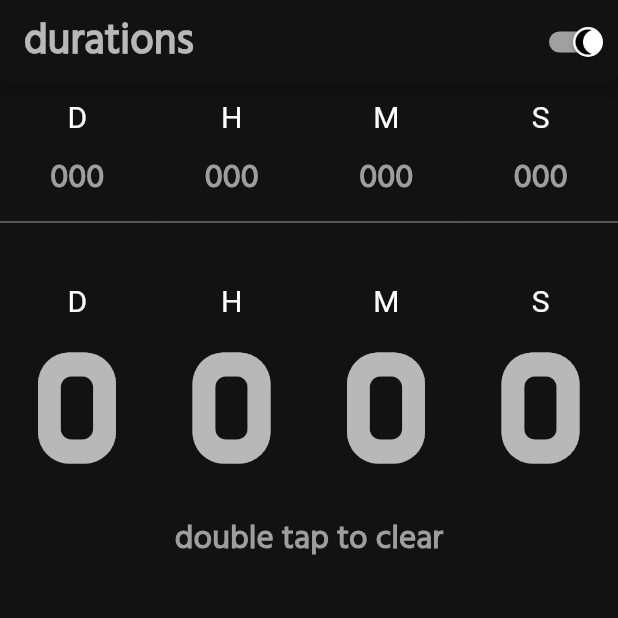
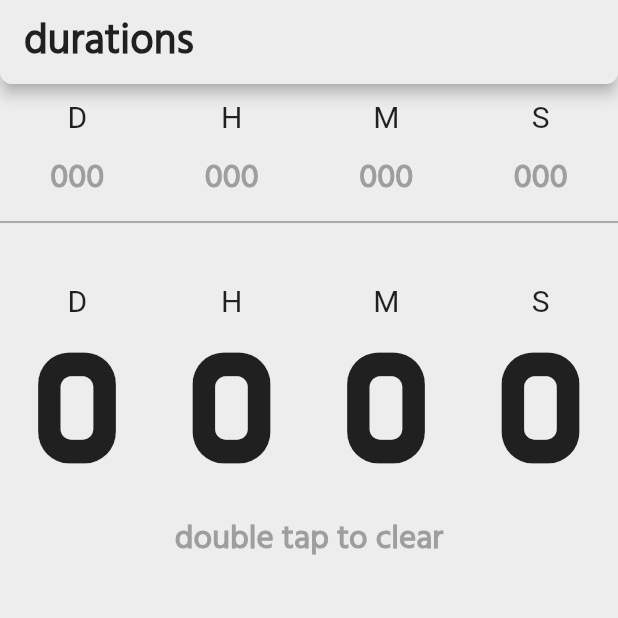
Before and after one commit to ntflix/durations, a Flutter app: the screen it shows after launch, on a phone screen of 412 x 824 dp, the top half of it. Run offline on Flutter 3.47's test engine with Material 2 defaults, Android fonts, the phone set to English and light mode, and no system bars.

Commit message:
Docs, removed unnecessary packages

```diff
--- a/lib/main.dart
+++ b/lib/main.dart
@@ -1,43 +1,54 @@
 import 'package:flutter/material.dart';
 import 'package:durations/pages/duration.dart';
-import 'package:dynamic_theme/dynamic_theme.dart';
-import 'package:shared_preferences/shared_preferences.dart';
 
 void main() => runApp(MyApp());
 
 class MyApp extends StatelessWidget {
   // This widget is the root of your application.
   Future<void> initPrefs() async {
-    SharedPreferences prefs = await SharedPreferences.getInstance();
-    if (prefs.getBool("darkMode") == null) {
-      prefs.setBool("darkMode", true);
-    }
+    // try {
+    //   SharedPreferences prefs = await SharedPreferences.getInstance();
+    //   if (prefs.getBool("darkMode") == null) {
+    //     prefs.setBool("darkMode", true);
+    //   }
+    // } catch (_) {
+    //   print("Shared preferences not supported on this platform.");
+    // }
   }
 
   @override
   Widget build(BuildContext context) {
-    initPrefs();
-    return new DynamicTheme(
-      defaultBrightness: Brightness.dark,
-      data: (brightness) => new ThemeData(  // bit messy
-        brightness: brightness == Brightness.dark ? Brightness.dark : Brightness.light,
-        accentColor: brightness == Brightness.dark ? Colors.white : Colors.black,
-        primarySwatch:  brightness == Brightness.dark ? Colors.red : Colors.pink,
-        primaryColor:  brightness == Brightness.dark ? Color.fromARGB(255, 18, 18, 18) : Color.fromARGB(255, 237, 237, 237),
+    // initPrefs();
+    final brightness = Theme.of(context).brightness;
+
+    return new MaterialApp(
+      debugShowCheckedModeBanner: false,
+      title: 'Durations',
+      darkTheme: ThemeData(
+        // bit messy
+        brightness: Brightness.dark,
+        accentColor: Colors.white,
+        primarySwatch: Colors.red,
+        primaryColor: Color.fromARGB(255, 18, 18, 18),
         primaryTextTheme: TextTheme(
-          headline: TextStyle(fontSize: 48.0, fontFamily: 'Dohyeon', fontWeight: FontWeight.bold, color:  brightness == Brightness.dark ? Colors.white70 : Colors.black87),
-          title: TextStyle(fontSize: 28.0, fontWeight: FontWeight.bold, fontFamily: 'Hind', color:  brightness == Brightness.dark ? Colors.white70 : Colors.black87),
-          body1: TextStyle(fontSize: 14.0, fontFamily: 'Dohyeon', color:  brightness == Brightness.dark ? Colors.white70 : Colors.black87),
-        )
+          headline: TextStyle(fontSize: 48.0, fontFamily: 'Dohyeon', fontWeight: FontWeight.bold, color: Colors.white70),
+          title: TextStyle(fontSize: 28.0, fontWeight: FontWeight.bold, fontFamily: 'Hind', color: Colors.white70),
+          body1: TextStyle(fontSize: 14.0, fontFamily: 'Dohyeon', color: Colors.white70),
+        ),
       ),
-      themedWidgetBuilder: (context, theme) {
-        return new MaterialApp(
-          debugShowCheckedModeBanner: false,
-          title: 'Durations',
-          theme: theme,
-          home: DurationPage(),
-        );
-      },
+      theme: ThemeData(
+        // bit messy
+        brightness: Brightness.light,
+        accentColor: Colors.black,
+        primarySwatch: Colors.pink,
+        primaryColor: Color.fromARGB(255, 237, 237, 237),
+        primaryTextTheme: TextTheme(
+          headline: TextStyle(fontSize: 48.0, fontFamily: 'Dohyeon', fontWeight: FontWeight.bold, color: Colors.black87),
+          title: TextStyle(fontSize: 28.0, fontWeight: FontWeight.bold, fontFamily: 'Hind', color: Colors.black87),
+          body1: TextStyle(fontSize: 14.0, fontFamily: 'Dohyeon', color: Colors.black87),
+        ),
+      ),
+      home: DurationPage(),
     );
   }
 }
--- a/lib/pages/duration.dart
+++ b/lib/pages/duration.dart
@@ -1,7 +1,5 @@
 import 'package:flutter/material.dart';
 import 'package:flutter/cupertino.dart';
-import 'package:dynamic_theme/dynamic_theme.dart';
-import 'package:shared_preferences/shared_preferences.dart';
 import 'package:flutter/services.dart';
 
 class DurationPage extends StatefulWidget {
@@ -20,7 +18,7 @@ class _DurationPageState extends State<DurationPage> {
     new TextEditingController(),
     new TextEditingController(),
   ];
-  List<String> inputs = List.filled(4,"0");
+  List<String> inputs = List.filled(4, "0");
   final numColumns = 4;
   var value = true;
   Duration duration = Duration(seconds: 0);
@@ -51,18 +49,7 @@ class _DurationPageState extends State<DurationPage> {
     this.days = total.inDays;
     this.hours = (total.inHours - days * 24);
     this.minutes = (total.inMinutes - (hours * 60 + days * 1440));
-    this.seconds = (total.inSeconds - (minutes * 60 + hours * 3600 + days * 86400));  // this code hahahahahaaaaa lmaoo oops
-  }
-
-  Future<void> setTheme(bool val) async {
-    SharedPreferences prefs = await SharedPreferences.getInstance();
-    prefs.setBool("darkMode", val);
-  }
-
-  Future<bool> getTheme() async {
-    SharedPreferences prefs = await SharedPreferences.getInstance();
-    var p = prefs.getBool("darkMode");
-    return p;
+    this.seconds = (total.inSeconds - (minutes * 60 + hours * 3600 + days * 86400)); // this code hahahahahaaaaa lmaoo oops
   }
 
   void _clear() {
@@ -72,21 +59,10 @@ class _DurationPageState extends State<DurationPage> {
     hours = 0;
     days = 0;
     _controllers.forEach((controller) => controller.clear());
-    for (int i = 0; i < inputs.length; i++){
-      inputs[i] = ""  ;
+    for (int i = 0; i < inputs.length; i++) {
+      inputs[i] = "";
     }
     setState(() {});
-  }
-
-  @override
-  void initState() {
-    getTheme().then((val) => value = val);
-    super.initState();
-  }
-
-  @override
-  void dispose() {
-    super.dispose();
   }
 
   @override
@@ -99,28 +75,9 @@ class _DurationPageState extends State<DurationPage> {
         FocusScope.of(context).requestFocus(new FocusNode());
       },
       child: Scaffold(
-        backgroundColor: DynamicTheme.of(context).data.primaryColor,
+        backgroundColor: Theme.of(context).primaryColor,
         appBar: AppBar(
           title: Text("durations"),
-          actions:
-            [
-              Switch(
-              value: value,
-              onChanged: (val) {
-                value = val;
-                setState(() {
-                  DynamicTheme.of(context).setBrightness(val ? Brightness.dark: Brightness.light);
-                });
-                setTheme(val);
-              },
-              activeColor: DynamicTheme.of(context).data.accentColor,
-              activeTrackColor: DynamicTheme.of(context).data.accentColor.withOpacity(0.6),
-              inactiveThumbColor: DynamicTheme.of(context).data.accentColor,
-              inactiveTrackColor: DynamicTheme.of(context).data.accentColor.withOpacity(0.6),
-              activeThumbImage: ExactAssetImage("assets/moon-light.png"),
-              inactiveThumbImage: ExactAssetImage("assets/moon-dark.png"),
-            ),
-          ],
           shape: RoundedRectangleBorder(
             borderRadius: BorderRadius.vertical(
               bottom: Radius.circular(8),
@@ -137,20 +94,20 @@ class _DurationPageState extends State<DurationPage> {
                   children: <Widget>[
                     Container(
                       width: MediaQuery.of(context).size.width / numColumns,
-                      child: Center(child: Text("D", style: DynamicTheme.of(context).data.textTheme.body1.copyWith(fontSize: 20))),
+                      child: Center(child: Text("D", style: Theme.of(context).textTheme.body1.copyWith(fontSize: 20))),
                       // yeah you could make a default style variable instead of all this but i haven't
                     ),
                     Container(
                       width: MediaQuery.of(context).size.width / numColumns,
-                      child: Center(child: Text("H", style: DynamicTheme.of(context).data.textTheme.body1.copyWith(fontSize: 20))),
+                      child: Center(child: Text("H", style: Theme.of(context).textTheme.body1.copyWith(fontSize: 20))),
                     ),
                     Container(
                       width: MediaQuery.of(context).size.width / numColumns,
-                      child: Center(child: Text("M", style: DynamicTheme.of(context).data.textTheme.body1.copyWith(fontSize: 20))),
+                      child: Center(child: Text("M", style: Theme.of(context).textTheme.body1.copyWith(fontSize: 20))),
                     ),
                     Container(
                       width: MediaQuery.of(context).size.width / numColumns,
-                      child: Center(child: Text("S", style: DynamicTheme.of(context).data.textTheme.body1.copyWith(fontSize: 20))),
+                      child: Center(child: Text("S", style: Theme.of(context).textTheme.body1.copyWith(fontSize: 20))),
                     )
                   ],
                 ),
@@ -158,26 +115,28 @@ class _DurationPageState extends State<DurationPage> {
               Container(
                 width: MediaQuery.of(context).size.width,
                 height: 60,
-                child : Row(
+                child: Row(
                   children: [
                     Container(
                       width: MediaQuery.of(context).size.width / numColumns,
                       child: TextField(
                         onChanged: (value) {
                           inputs[0] = value; // one could add a watcher/observer to the 'inputs[]' variable but it doesn't really matter
-                          setState(() { setDurations(); });
+                          setState(() {
+                            setDurations();
+                          });
                         },
                         keyboardType: TextInputType.number,
                         textAlign: TextAlign.center,
-                        style: DynamicTheme.of(context).data.textTheme.title.copyWith(fontSize: 22),
+                        style: Theme.of(context).textTheme.title.copyWith(fontSize: 22),
                         controller: _controllers[0],
                         maxLength: 8,
-                        buildCounter: (BuildContext context, { int currentLength, int maxLength, bool isFocused }) => null,
+                        buildCounter: (BuildContext context, {int currentLength, int maxLength, bool isFocused}) => null,
                         decoration: InputDecoration(
-                          border: UnderlineInputBorder(borderSide: BorderSide(color: DynamicTheme.of(context).data.accentColor)),
-                          focusedBorder: UnderlineInputBorder(borderSide: BorderSide(color: DynamicTheme.of(context).data.accentColor)),
+                          border: UnderlineInputBorder(borderSide: BorderSide(color: Theme.of(context).accentColor)),
+                          focusedBorder: UnderlineInputBorder(borderSide: BorderSide(color: Theme.of(context).accentColor)),
                           hintText: "000",
-                          hintStyle:  DynamicTheme.of(context).data.primaryTextTheme.title.copyWith(fontSize: 22, color: Colors.grey),
+                          hintStyle: Theme.of(context).primaryTextTheme.title.copyWith(fontSize: 22, color: Colors.grey),
                         ),
                       ),
                     ),
@@ -186,68 +145,71 @@ class _DurationPageState extends State<DurationPage> {
                       child: TextField(
                           onChanged: (value) {
                             inputs[1] = value;
-                          setState(() { setDurations(); });
+                            setState(() {
+                              setDurations();
+                            });
                           },
                           keyboardType: TextInputType.number,
                           textAlign: TextAlign.center,
-                        style: DynamicTheme.of(context).data.textTheme.title.copyWith(fontSize: 22),
+                          style: Theme.of(context).textTheme.title.copyWith(fontSize: 22),
                           controller: _controllers[1],
                           maxLength: 8,
-                        buildCounter: (BuildContext context, { int currentLength, int maxLength, bool isFocused }) => null,
+                          buildCounter: (BuildContext context, {int currentLength, int maxLength, bool isFocused}) => null,
                           decoration: InputDecoration(
-                          border: UnderlineInputBorder(borderSide: BorderSide(color: DynamicTheme.of(context).data.accentColor)),
-                          focusedBorder: UnderlineInputBorder(borderSide: BorderSide(color: DynamicTheme.of(context).data.accentColor)),
+                            border: UnderlineInputBorder(borderSide: BorderSide(color: Theme.of(context).accentColor)),
+                            focusedBorder: UnderlineInputBorder(borderSide: BorderSide(color: Theme.of(context).accentColor)),
                             hintText: "000",
-                          hintStyle:  DynamicTheme.of(context).data.primaryTextTheme.title.copyWith(fontSize: 22, color: Colors.grey),
-                        )
-                      ),
+                            hintStyle: Theme.of(context).primaryTextTheme.title.copyWith(fontSize: 22, color: Colors.grey),
+                          )),
                     ),
                     Container(
                       width: MediaQuery.of(context).size.width / numColumns,
                       child: TextField(
                           onChanged: (value) {
                             inputs[2] = value;
-                          setState(() { setDurations(); });
+                            setState(() {
+                              setDurations();
+                            });
                           },
                           keyboardType: TextInputType.number,
                           textAlign: TextAlign.center,
-                        style: DynamicTheme.of(context).data.textTheme.title.copyWith(fontSize: 22),
+                          style: Theme.of(context).textTheme.title.copyWith(fontSize: 22),
                           controller: _controllers[2],
                           maxLength: 8,
-                        buildCounter: (BuildContext context, { int currentLength, int maxLength, bool isFocused }) => null,
+                          buildCounter: (BuildContext context, {int currentLength, int maxLength, bool isFocused}) => null,
                           decoration: InputDecoration(
-                          border: UnderlineInputBorder(borderSide: BorderSide(color: DynamicTheme.of(context).data.accentColor)),
-                          focusedBorder: UnderlineInputBorder(borderSide: BorderSide(color: DynamicTheme.of(context).data.accentColor)),
+                            border: UnderlineInputBorder(borderSide: BorderSide(color: Theme.of(context).accentColor)),
+                            focusedBorder: UnderlineInputBorder(borderSide: BorderSide(color: Theme.of(context).accentColor)),
                             hintText: "000",
-                          hintStyle:  DynamicTheme.of(context).data.primaryTextTheme.title.copyWith(fontSize: 22, color: Colors.grey),
-                        )
-                      ),
+                            hintStyle: Theme.of(context).primaryTextTheme.title.copyWith(fontSize: 22, color: Colors.grey),
+                          )),
                     ),
                     Container(
                       width: MediaQuery.of(context).size.width / numColumns,
                       child: TextField(
                         onChanged: (value) {
                           inputs[3] = value;
-                          setState(() { setDurations(); });
+                          setState(() {
+                            setDurations();
+                          });
                         },
                         keyboardType: TextInputType.number,
                         textAlign: TextAlign.center,
-                        style: DynamicTheme.of(context).data.textTheme.title.copyWith(fontSize: 22),
+                        style: Theme.of(context).textTheme.title.copyWith(fontSize: 22),
                         controller: _controllers[3],
                         maxLength: 8,
-                        buildCounter: (BuildContext context, { int currentLength, int maxLength, bool isFocused }) => null,
+                        buildCounter: (BuildContext context, {int currentLength, int maxLength, bool isFocused}) => null,
                         decoration: InputDecoration(
-                          border: UnderlineInputBorder(borderSide: BorderSide(color: DynamicTheme.of(context).data.accentColor)),
-                          focusedBorder: UnderlineInputBorder(borderSide: BorderSide(color: DynamicTheme.of(context).data.accentColor)),
+                          border: UnderlineInputBorder(borderSide: BorderSide(color: Theme.of(context).accentColor)),
+                          focusedBorder: UnderlineInputBorder(borderSide: BorderSide(color: Theme.of(context).accentColor)),
                           hintText: "000",
-                          hintStyle:  DynamicTheme.of(context).data.primaryTextTheme.title.copyWith(fontSize: 22, color: Colors.grey),    // I really should make an object instead of just copying code
+                          hintStyle: Theme.of(context).primaryTextTheme.title.copyWith(fontSize: 22, color: Colors.grey), // I really should make an object instead of just copying code
                         ),
                       ),
                     ),
                   ],
                 ),
               ),
-
               Container(
                 margin: EdgeInsets.only(top: 40),
                 width: MediaQuery.of(context).size.width,
@@ -255,20 +217,20 @@ class _DurationPageState extends State<DurationPage> {
                   children: <Widget>[
                     Container(
                       width: MediaQuery.of(context).size.width / numColumns,
-                      child: Center(child: Text("D", style: DynamicTheme.of(context).data.textTheme.body1.copyWith(fontSize: 20))),
+                      child: Center(child: Text("D", style: Theme.of(context).textTheme.body1.copyWith(fontSize: 20))),
                       // yeah you could make a default style variable instead of all this but i haven't
                     ),
                     Container(
                       width: MediaQuery.of(context).size.width / numColumns,
-                      child: Center(child: Text("H", style: DynamicTheme.of(context).data.textTheme.body1.copyWith(fontSize: 20))),
+                      child: Center(child: Text("H", style: Theme.of(context).textTheme.body1.copyWith(fontSize: 20))),
                     ),
                     Container(
                       width: MediaQuery.of(context).size.width / numColumns,
-                      child: Center(child: Text("M", style: DynamicTheme.of(context).data.textTheme.body1.copyWith(fontSize: 20))),
+                      child: Center(child: Text("M", style: Theme.of(context).textTheme.body1.copyWith(fontSize: 20))),
                     ),
                     Container(
                       width: MediaQuery.of(context).size.width / numColumns,
-                      child: Center(child: Text("S", style: DynamicTheme.of(context).data.textTheme.body1.copyWith(fontSize: 20))),
+                      child: Center(child: Text("S", style: Theme.of(context).textTheme.body1.copyWith(fontSize: 20))),
                     )
                   ],
                 ),
@@ -276,32 +238,16 @@ class _DurationPageState extends State<DurationPage> {
               Container(
                 width: MediaQuery.of(context).size.width,
                 height: 120,
-                child : Row(
+                child: Row(
                   children: [
-                    Container(
-                      width: MediaQuery.of(context).size.width / numColumns,
-                      child: Center(child: Text(days.toString(), style: DynamicTheme.of(context).data.primaryTextTheme.headline.copyWith(fontSize: (MediaQuery.of(context).size.width / numColumns)/days.toString().length)))
-                    ),
-                    Container(
-                      width: MediaQuery.of(context).size.width / numColumns,
-                      child: Center(child: Text(hours.toString(), style: DynamicTheme.of(context).data.primaryTextTheme.headline.copyWith(fontSize: (MediaQuery.of(context).size.width / numColumns)/hours.toString().length)))
-                    ),
-                    Container(
-                      width: MediaQuery.of(context).size.width / numColumns,
-                      child: Center(child: Text(minutes.toString(), style: DynamicTheme .of(context).data.primaryTextTheme.headline.copyWith(fontSize: (MediaQuery.of(context).size.width / numColumns)/minutes.toString().length)))
-                    ),
-                    Container(
-                      width: MediaQuery.of(context).size.width / numColumns,
-                      child: Center(child: Text(seconds.toString(), style: DynamicTheme.of(context).data.primaryTextTheme.headline.copyWith(fontSize: (MediaQuery.of(context).size.width / numColumns)/seconds.toString().length)))
-                    ),
+                    Container(width: MediaQuery.of(context).size.width / numColumns, child: Center(child: Text(days.toString(), style: Theme.of(context).primaryTextTheme.headline.copyWith(fontSize: (MediaQuery.of(context).size.width / numColumns) / days.toString().length)))),
+                    Container(width: MediaQuery.of(context).size.width / numColumns, child: Center(child: Text(hours.toString(), style: Theme.of(context).primaryTextTheme.headline.copyWith(fontSize: (MediaQuery.of(context).size.width / numColumns) / hours.toString().length)))),
+                    Container(width: MediaQuery.of(context).size.width / numColumns, child: Center(child: Text(minutes.toString(), style: Theme.of(context).primaryTextTheme.headline.copyWith(fontSize: (MediaQuery.of(context).size.width / numColumns) / minutes.toString().length)))),
+                    Container(width: MediaQuery.of(context).size.width / numColumns, child: Center(child: Text(seconds.toString(), style: Theme.of(context).primaryTextTheme.headline.copyWith(fontSize: (MediaQuery.of(context).size.width / numColumns) / seconds.toString().length)))),
                   ],
                 ),
               ),
-
-              Container(
-                margin: EdgeInsets.only(top: 10),
-                child: Text("double tap to clear", style: DynamicTheme.of(context).data.primaryTextTheme.title.copyWith(fontSize: 22, color: Colors.grey))
-              ),
+              Container(margin: EdgeInsets.only(top: 10), child: Text("double tap to clear", style: Theme.of(context).primaryTextTheme.title.copyWith(fontSize: 22, color: Colors.grey))),
             ],
           ),
         ),
--- a/pubspec.yaml
+++ b/pubspec.yaml
@@ -19,8 +19,6 @@ environment:
 dependencies:
   flutter:
     sdk: flutter
-  dynamic_theme: ^1.0.1
-  shared_preferences: ^0.5.3+4
 
   # The following adds the Cupertino Icons font to your application.
   # Use with the CupertinoIcons class for iOS style icons.
```
Also changed, not shown: pubspec.lock, readme/dark.png (added), readme/light.png (added), 41 other files. Lines whose indentation alone changed are shown as unchanged.
